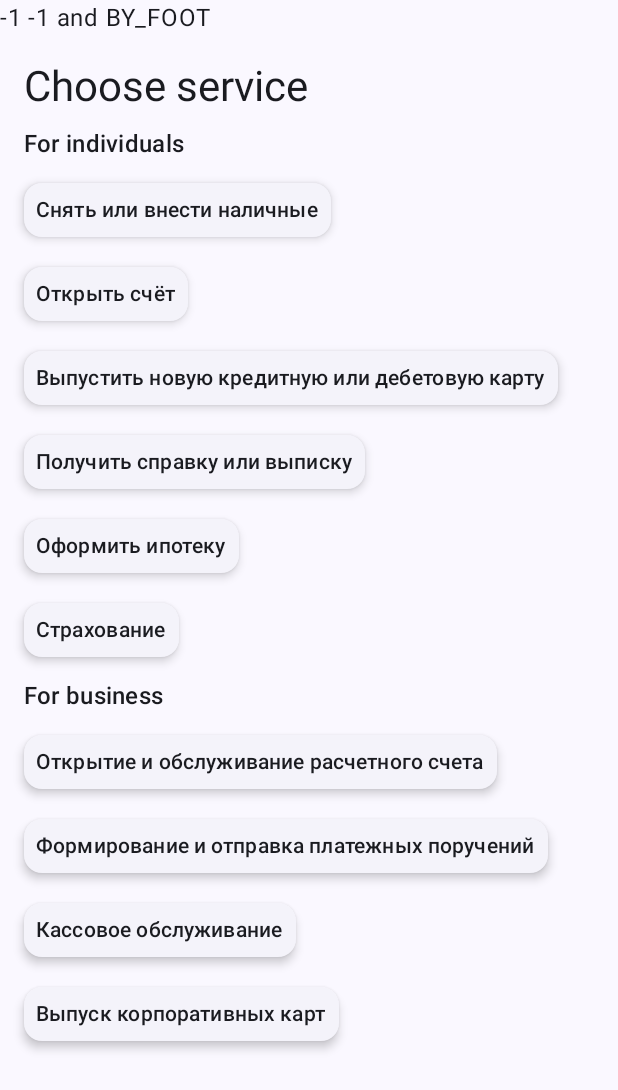
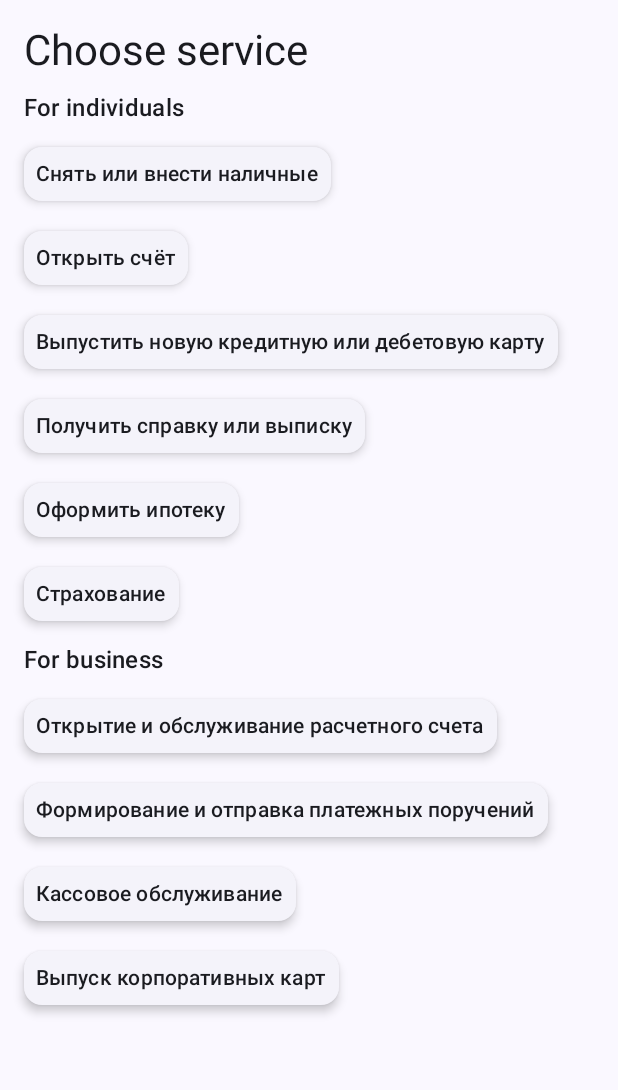
Before and after one commit to MireaTeam/MoreTech2023, an Android app built with Jetpack Compose: the composable MoreTechVtbApp shown on its own in the app's theme, after a tap on "Next", on a phone screen of 412 x 824 dp. Shown: the top 1090 px of the screen. Run offline under Robolectric (Android 15) with nearby library versions, the phone set to English and light mode, and no system bars; libraries missing offline, so code that uses them is left out: com.yandex.mapkit, com.yandex.runtime; 11 statements that could not run were skipped.

Commit message:
Fixed colors and welcome screen

```diff
--- a/app/src/main/java/ru/mirea/moretech2023/MainActivity.kt
+++ b/app/src/main/java/ru/mirea/moretech2023/MainActivity.kt
@@ -44,13 +44,19 @@ fun MoreTechVtbApp(mapView: MapView, mapViewContext: Context) {
             composable("welcome") {
                 WelcomeScreen { latitude, longtitude, chosenTransportationMethod ->
                     navController.navigate(
-                        "servicechoice/$latitude/$longtitude/$chosenTransportationMethod"
+                        "servicechoice" +
+                                "/$latitude" +
+                                "/$longtitude" +
+                                "/$chosenTransportationMethod"
                     )
                 }
             }
 
             composable(
-                "servicechoice/{latitude}/{longtitude}/{chosentransportationmethod}"
+                "servicechoice" +
+                        "/{latitude}" +
+                        "/{longtitude}" +
+                        "/{chosentransportationmethod}"
             ) { backStackEntry ->
                 ServiceChoiceScreen(
                     { latitude, longtitude, chosenTransportationMethod, chosenServiceId ->
@@ -147,7 +153,7 @@ class MainActivity : ComponentActivity(), DrivingSession.DrivingRouteListener {
             200
         )
 
-        MapKitFactory.initialize(context);
+        MapKitFactory.initialize(context)
         DirectionsFactory.initialize(context)
 
         setContent {
--- a/app/src/main/java/ru/mirea/moretech2023/ui/screens/officechoice/OfficeChoiceScreen.kt
+++ b/app/src/main/java/ru/mirea/moretech2023/ui/screens/officechoice/OfficeChoiceScreen.kt
@@ -18,6 +18,7 @@ fun OfficeChoiceScreen(
     chosenServiceId: String?
 ) {
     // YandexMap
+    // TODO: Add navigation to office detail screen
     Column {
         AndroidView({ mapView }) { view ->
             view.layoutParams = ViewGroup.LayoutParams(
--- a/app/src/main/java/ru/mirea/moretech2023/ui/screens/servicechoice/ServiceChoiceScreen.kt
+++ b/app/src/main/java/ru/mirea/moretech2023/ui/screens/servicechoice/ServiceChoiceScreen.kt
@@ -40,8 +40,8 @@ fun ServiceChoiceScreen(
     MoreTech2023Theme {
         Surface(modifier = Modifier.fillMaxSize()) {
             Column(modifier = Modifier.verticalScroll(state = scrollState)) {
-                // TODO: remove test
-                Text(text = "$setLatitude $setLongitude and $chosenTransportationMethod")
+                // Text(text = "$setLatitude $setLongitude and $chosenTransportationMethod")
+
                 TextChooseService(modifier = Modifier.padding(start = 16.dp, top = 16.dp))
 
                 TextForIndividuals(modifier = Modifier.padding(start = 16.dp, top = 8.dp))
@@ -55,14 +55,21 @@ fun ServiceChoiceScreen(
                             chosenTransportationMethod,
                             it.id.toString()
                         )
-                    } // TODO: add
+                    }
                 )
 
                 TextForBusiness(modifier = Modifier.padding(start = 16.dp, top = 8.dp))
                 ServiceSingleChoice(
                     requiredServiceType = ServiceTypeByClient.FOR_BUSINESS,
                     modifier = Modifier.padding(start = 16.dp, top = 8.dp, end = 16.dp),
-                    onChoiceClicked = {  } // TODO: add
+                    onChoiceClicked = {
+                        navigateToOfficeChoiceScreen(
+                            setLatitude,
+                            setLongitude,
+                            chosenTransportationMethod,
+                            it.id.toString()
+                        )
+                    }
                 )
             }
         }
--- a/app/src/main/java/ru/mirea/moretech2023/ui/screens/welcome/WelcomeScreen.kt
+++ b/app/src/main/java/ru/mirea/moretech2023/ui/screens/welcome/WelcomeScreen.kt
@@ -6,6 +6,7 @@ import androidx.compose.foundation.layout.Column
 import androidx.compose.foundation.layout.Row
 import androidx.compose.foundation.layout.fillMaxSize
 import androidx.compose.foundation.layout.padding
+import androidx.compose.foundation.layout.requiredHeight
 import androidx.compose.material3.ExperimentalMaterial3Api
 import androidx.compose.material3.FilledTonalButton
 import androidx.compose.material3.Icon
@@ -63,7 +64,7 @@ fun WelcomeScreen(
                         InputAddressManually(
                             value = typedAddress,
                             onValueChange = { typedAddress = it },
-                            modifier = Modifier.padding(start = 16.dp)
+                            modifier = Modifier.padding(start = 16.dp, end = 16.dp)
                         )
                     }
 
@@ -80,9 +81,14 @@ fun WelcomeScreen(
                 NextButton(
                     onClick = {
                         navigateToServiceChoiceScreen(
+                            "-1", // TODO: Add lo, la location check
                             "-1",
-                            "-1",
-                            "BY_FOOT"
+                            when(selectedTransportationMethodIndex) {
+                                1 -> "BY_FOOT"
+                                2 -> "BY_CAR"
+                                3 -> "PUBLIC_TRANSPORT"
+                                else -> "BY_FOOT"
+                            }
                         )
                     }, // TODO: Add navigation to next screen +
                     modifier = Modifier
@@ -172,7 +178,9 @@ fun InputAddressManually(
         value = value,
         onValueChange = onValueChange,
         label = { Text(stringResource(R.string.input_address)) },
-        modifier = modifier
+        modifier = modifier,
+        singleLine = true,
+
     )
 }
 
@@ -195,7 +203,8 @@ fun ChooseWayOfTransportation(
             SegmentedButton(
                 shape = SegmentedButtonDefaults.itemShape(index = index, count = options.size),
                 onClick = { onChoiceSelected(index) },
-                selected = index == currentSelected
+                selected = index == currentSelected,
+                modifier = Modifier.requiredHeight(48.dp)
             ) {
                 Text(label, style = MaterialTheme.typography.labelSmall)
             }
--- a/app/src/main/java/ru/mirea/moretech2023/ui/theme/Color.kt
+++ b/app/src/main/java/ru/mirea/moretech2023/ui/theme/Color.kt
@@ -6,9 +6,9 @@ val Purple80 = Color(0xFFD0BCFF)
 val PurpleGrey80 = Color(0xFFCCC2DC)
 val Pink80 = Color(0xFFEFB8C8)
 
-val VtbBlue = Color(0x004149FF)
+val VtbBlue = Color(0x00002884)
 val VtbWhite = Color(0xFFFFFFFF)
-val VtbLightBlue = Color(0x00A2C6E8)
+val VtbLightBlue = Color(0x0000AAFF)
 
 val Purple40 = Color(0xFF6650a4)
 val PurpleGrey40 = Color(0xFF625b71)
```
Also changed, not shown: 1 other file.
